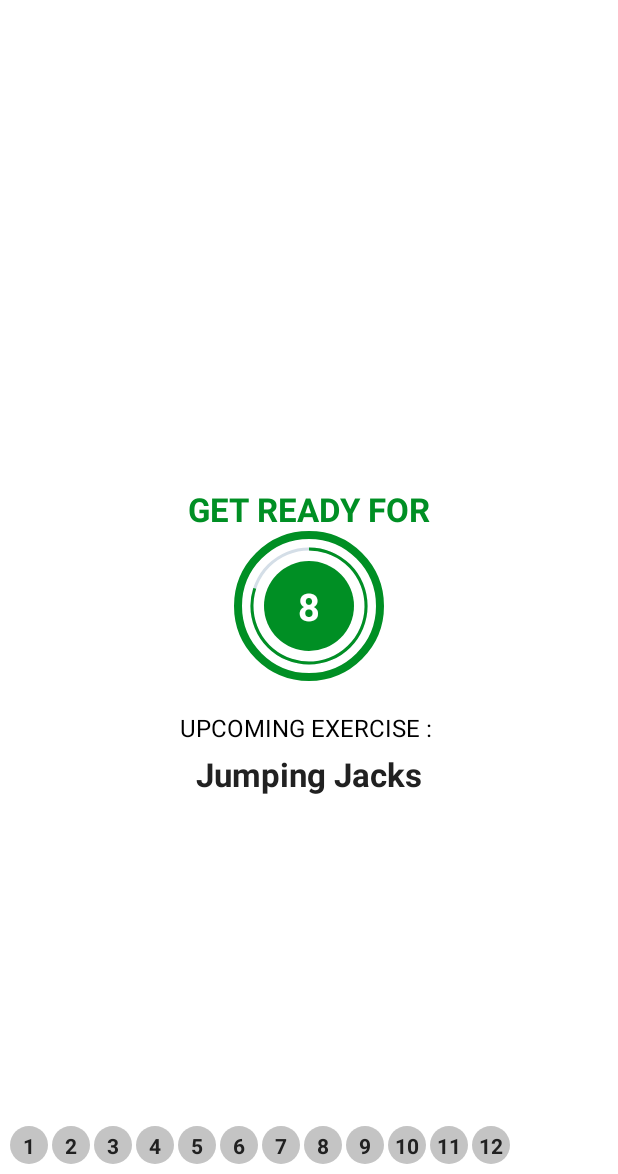
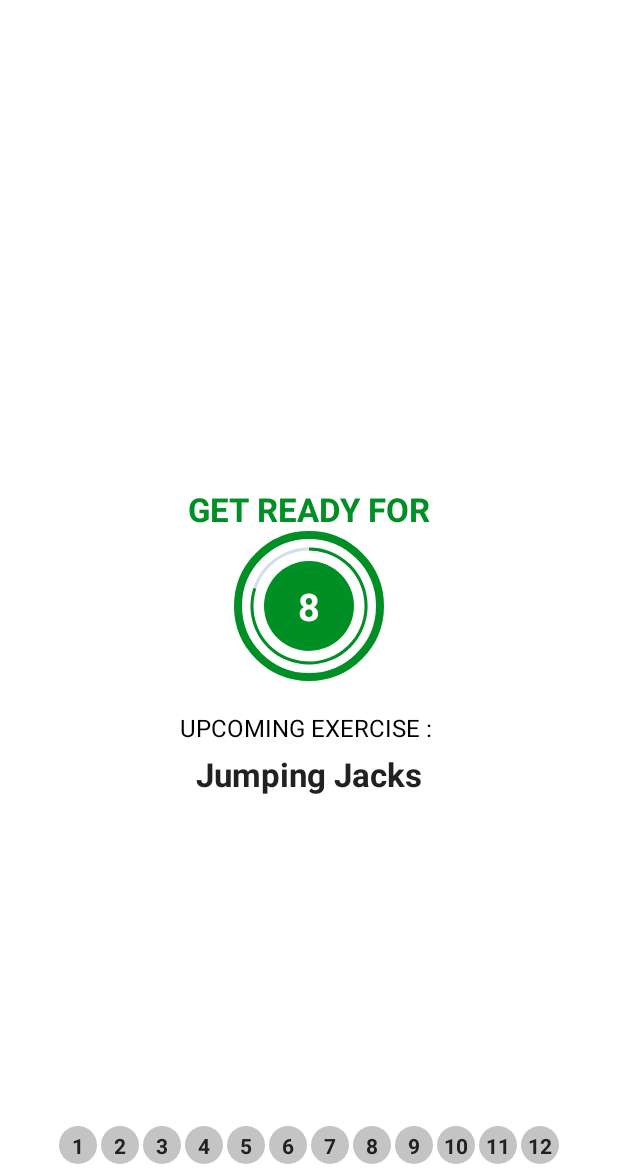
Before and after one commit to agiratech-madhan/WorkoutApp, an Android app: the ExcerSizeActivity screen opened directly, with no data from a screen before it, on a phone screen of 412 x 824 dp, the part 62-1236 px from its top. Run offline under Robolectric (Android 15) with nearby library versions, the phone set to English and light mode, and no system bars.

Commit message:
Added layout Manager for exercise View

```diff
--- a/app/src/main/res/layout/activity_exersize.xml
+++ b/app/src/main/res/layout/activity_exersize.xml
@@ -173,8 +173,10 @@
     </FrameLayout>
     <androidx.recyclerview.widget.RecyclerView
         android:id="@+id/rvExerciseStatus"
-        android:layout_width="match_parent"
+        android:layout_width="wrap_content"
         android:layout_height="wrap_content"
+        app:layout_constraintEnd_toEndOf="parent"
+        app:layout_constraintStart_toStartOf="parent"
         app:layout_constraintTop_toBottomOf="@id/flExerciseView"
         app:layout_constraintBottom_toBottomOf="parent"
         android:layout_margin="5dp" />
```
